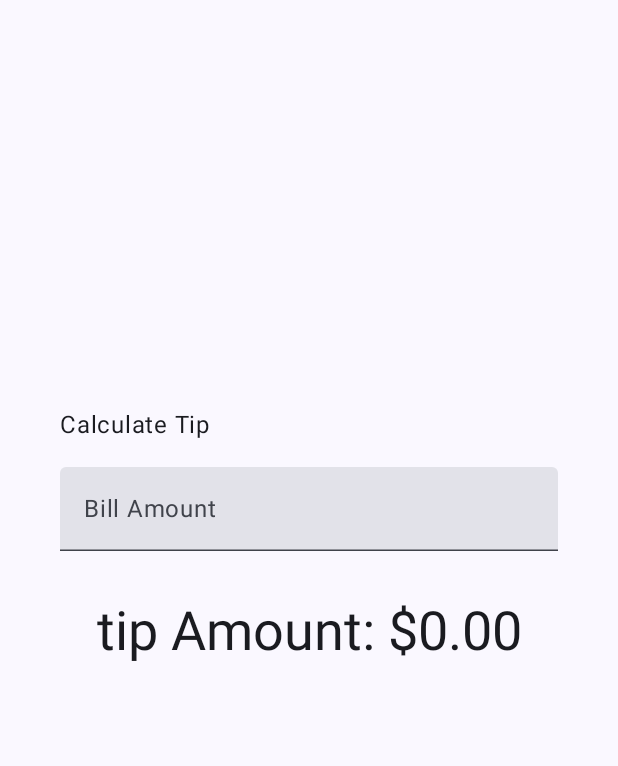
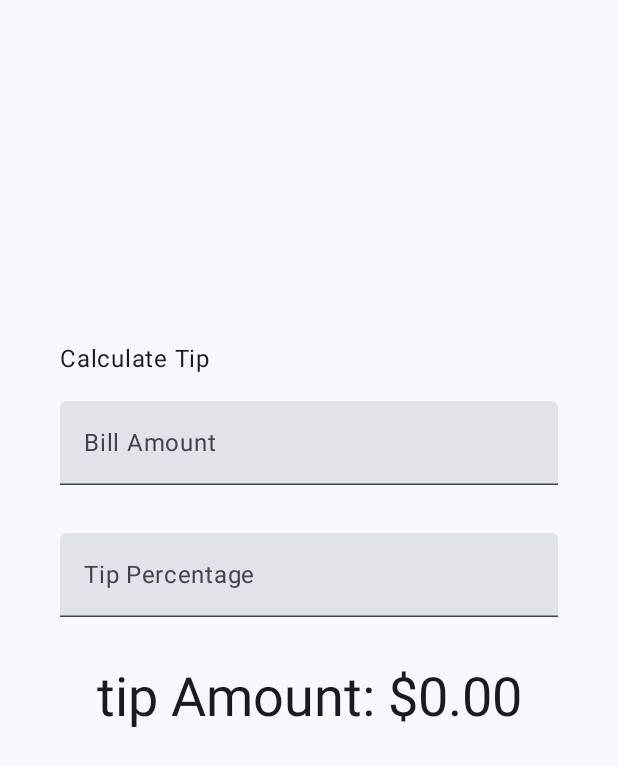
Before and after one commit to Miftahul93/TipTimeCalculator, an Android app built with Jetpack Compose: the screen it shows after launch (MainActivity), on a phone screen of 412 x 824 dp. Shown: the top 766 px of the screen. Run offline under Robolectric (Android 15) with nearby library versions, the phone set to English and light mode, and no system bars.

Commit message:
Menambahkan kolom teks persentase tip

```diff
--- a/app/src/main/java/com/athaya/tiptime/MainActivity.kt
+++ b/app/src/main/java/com/athaya/tiptime/MainActivity.kt
@@ -5,6 +5,7 @@ package com.athaya.tiptime
 import android.os.Bundle
 import androidx.activity.ComponentActivity
 import androidx.activity.compose.setContent
+import androidx.annotation.StringRes
 import androidx.compose.foundation.layout.Arrangement
 import androidx.compose.foundation.layout.Column
 import androidx.compose.foundation.layout.Spacer
@@ -56,8 +57,11 @@ class MainActivity : ComponentActivity() {
 @Composable
 fun TipTimeLayout() {
     var amountInput by remember { mutableStateOf("") }
+    var tipInput by remember{mutableStateOf("")}
     val amount = amountInput.toDoubleOrNull() ?: 0.0
-    val tip = calculateTip(amount)
+    val tipPercent = tipInput.toDoubleOrNull() ?: 0.0
+
+    val tip = calculateTip(amount, tipPercent)
 
     Column(
         modifier = Modifier
@@ -75,8 +79,17 @@ fun TipTimeLayout() {
                 .align(alignment = Alignment.Start)
         )
         EditNumberField(
+            label = R.string.bill_amount,
             value = amountInput,
             onValueChange = { amountInput = it },
+            modifier = Modifier
+                .padding(bottom = 32.dp)
+                .fillMaxWidth()
+        )
+        EditNumberField(
+            label = R.string.how_was_the_service,
+            value = tipInput,
+            onValueChange = { tipInput = it},
             modifier = Modifier
                 .padding(bottom = 32.dp)
                 .fillMaxWidth()
@@ -96,6 +109,7 @@ private fun calculateTip(amount: Double, tipPercent: Double = 15.0): String {
 
 @Composable
 fun EditNumberField(
+    @StringRes label: Int,
     value: String,
     onValueChange: (String) -> Unit,
     modifier: Modifier = Modifier
@@ -105,7 +119,7 @@ fun EditNumberField(
         value = value,
         onValueChange = onValueChange,
         singleLine = true,
-        label = { Text(text = stringResource(id = R.string.bill_amount)) },
+        label = { Text(text = stringResource(label)) },
         keyboardOptions = KeyboardOptions(keyboardType = KeyboardType.Number),
         modifier = modifier
 
--- a/app/src/main/res/values/strings.xml
+++ b/app/src/main/res/values/strings.xml
@@ -3,4 +3,6 @@
     <string name="calculate_tip">Calculate Tip</string>
     <string name="bill_amount">Bill Amount</string>
     <string name="tip_amount">tip Amount: %s</string>
+    <string name="how_was_the_service">Tip Percentage</string>
+    <string name="round_up_tip">Round up tip?</string>
 </resources>
```
